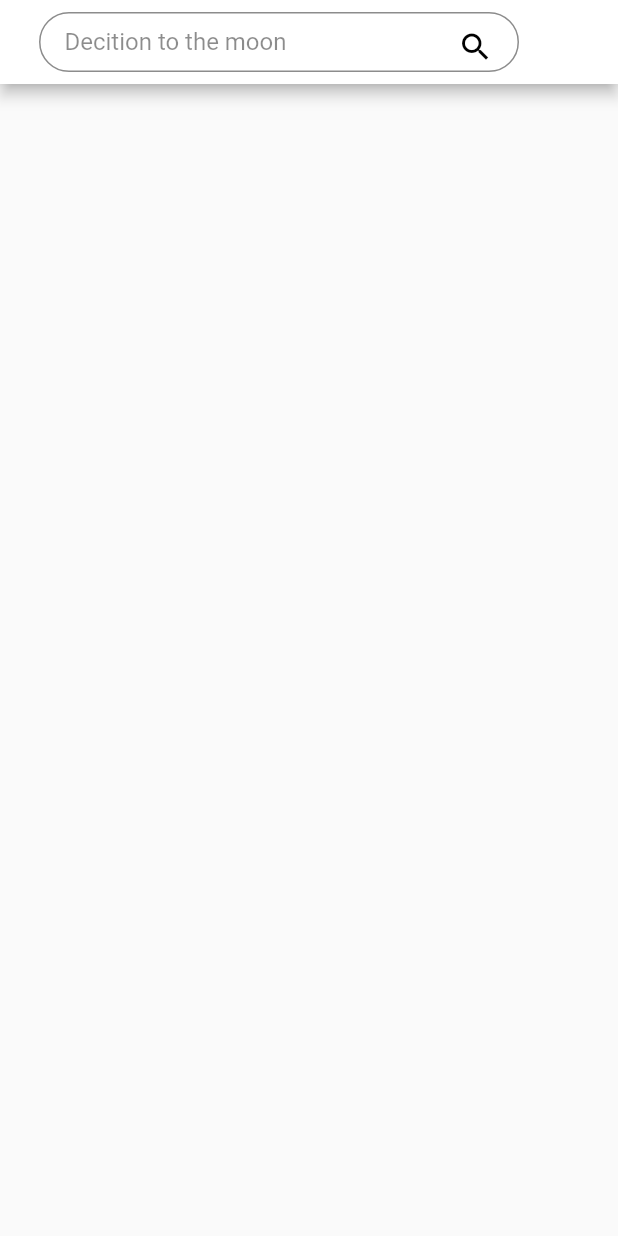
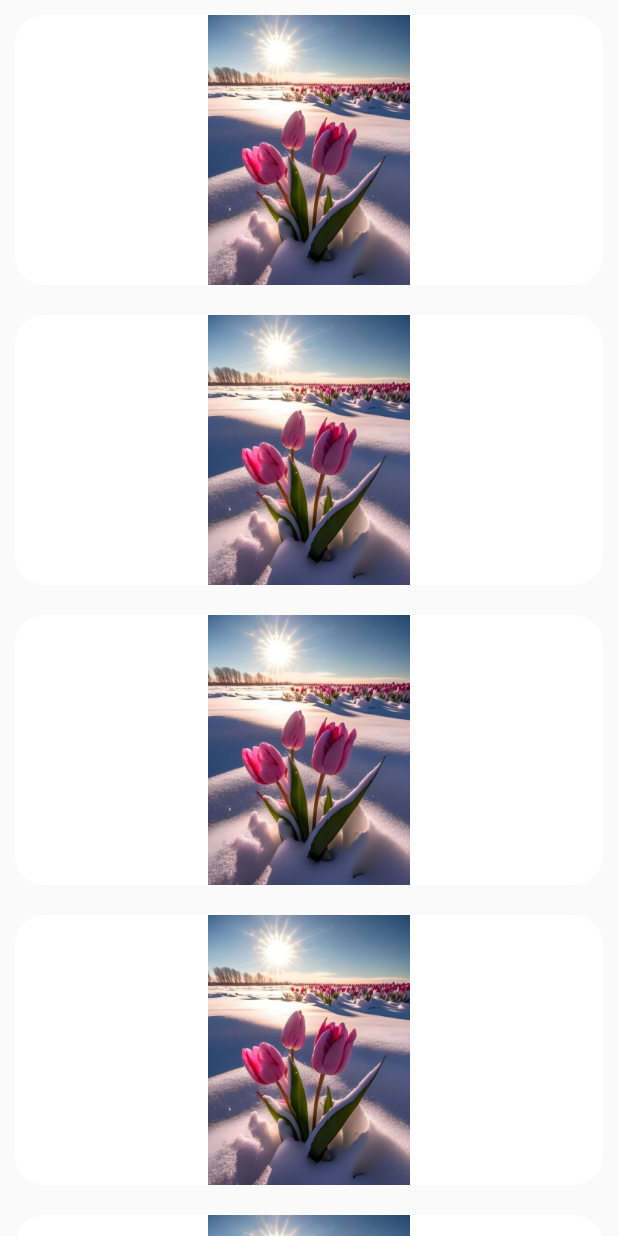
Before and after one commit to bekzod14/terrabaytuz, a Flutter app: the screen it shows after launch, on a phone screen of 412 x 824 dp. Run offline on Flutter 3.47's test engine with Material 2 defaults, Android fonts, the phone set to English and light mode, and no system bars; our stand-ins replace dio, get_it.

Commit message:
news item image

```diff
--- /dev/null
+++ b/lib/app/app_images.dart
@@ -0,0 +1,4 @@
+class AppImages {
+  static const String romantic = "assets/images/romantic.png";
+  static const String lola = "assets/images/lola.png";
+}
--- a/lib/pages/home_page.dart
+++ b/lib/pages/home_page.dart
@@ -3,7 +3,9 @@ import 'package:flutter/widgets.dart';
 import 'package:terrabayt_uz/api/news_api.dart';
 import 'package:terrabayt_uz/app/app_colors.dart';
 import 'package:terrabayt_uz/data/models/category_data.dart';
+import 'package:terrabayt_uz/data/models/news_data.dart';
 import 'package:terrabayt_uz/di/di_module.dart';
+import 'package:terrabayt_uz/pages/widgets/item_news.dart';
 import 'package:terrabayt_uz/pages/widgets/search.dart';
 
 class HomePage extends StatefulWidget {
@@ -40,7 +42,7 @@ class _HomePageState extends State<HomePage> {
   @override
   Widget build(BuildContext context) {
     return Scaffold(
-      appBar: showAppBar()
+      body: showBody(),
     );
   }
 
@@ -50,4 +52,34 @@ class _HomePageState extends State<HomePage> {
       title: SearchWidget(),
     );
   }
+
+  showBody() {
+    return SizedBox(
+      width: double.infinity,
+      height: double.infinity,
+      child: ListView.builder(
+        itemCount: 10,
+        scrollDirection: Axis.vertical,
+        itemBuilder: (_, index) {
+          return ItemNews(
+              categoryId: 1,
+              newsData: NewsData(
+                  id: 1,
+                  title: "Salom",
+                  excerpt: "salom",
+                  content: "Assalamu alaykum",
+                  publishedAt: 1,
+                  updatedAt: 1,
+                  postId: "",
+                  postModified: "",
+                  categoryId: 1,
+                  categoryName: CategoryName.NARXLAR,
+                  image: "sd",
+                  url: "",
+                  priority: "",
+                  order: ""));
+        },
+      ),
+    );
+  }
 }
--- a/lib/pages/widgets/item_news.dart
+++ b/lib/pages/widgets/item_news.dart
@@ -1,27 +1,32 @@
 import 'package:flutter/cupertino.dart';
 import 'package:flutter/material.dart';
+import 'package:terrabayt_uz/app/app_images.dart';
 
 import '../../data/models/news_data.dart';
 
 class ItemNews extends StatelessWidget {
-
   int categoryId;
   NewsData newsData;
 
-  ItemNews({required this.categoryId, required this.newsData})
+  ItemNews({required this.categoryId, required this.newsData});
 
   @override
   Widget build(BuildContext context) {
-    return Padding(padding: EdgeInsets.all(10),
+    return Padding(
+      padding: EdgeInsets.all(10),
       child: Container(
         decoration: const BoxDecoration(
             borderRadius: BorderRadius.all(Radius.circular(20)),
-            color: Colors.white
-        ),
+            color: Colors.white),
         height: 180,
         child: Stack(
           alignment: Alignment.center,
-          children: [Image(image:)],
+          children: [
+            Image.asset(
+              "assets/images/lola.jpg",
+              fit: BoxFit.cover,
+            )
+          ],
         ),
       ),
     );
--- a/pubspec.yaml
+++ b/pubspec.yaml
@@ -29,4 +29,4 @@ flutter:
   uses-material-design: true
   assets:
     - assets/icons/
-    - assets/images/
+    - assets/images/lola.jpg
```
Also changed, not shown: assets/images/lola.jpg (added), assets/images/romantic.png (added).
